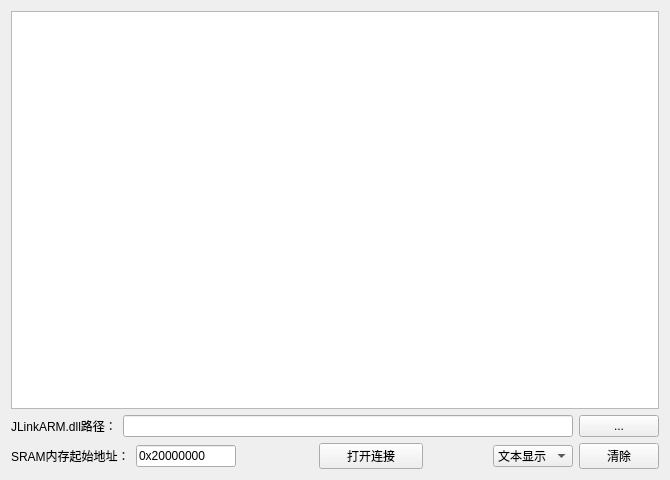
Qt form RTTView.ui (XIVN1987/RTTView) before a commit.
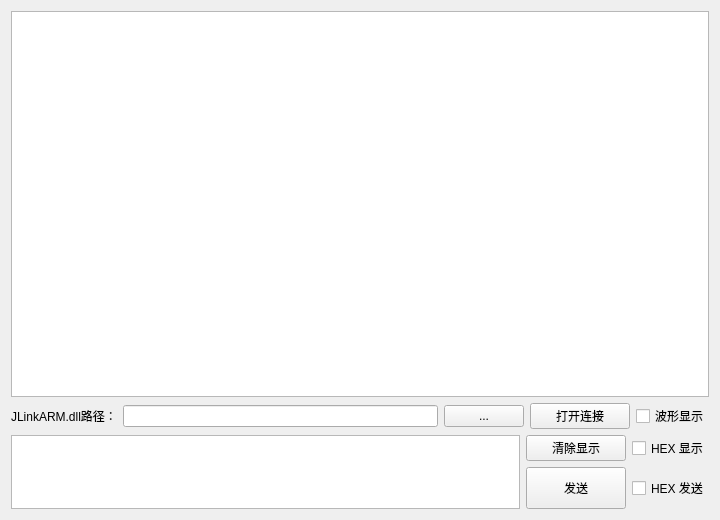
The same form after that commit. Icons and pictures are not drawn.

What changed in the file:
```diff
--- a/RTTView.ui
+++ b/RTTView.ui
@@ -7,8 +7,8 @@
    <rect>
     <x>0</x>
     <y>0</y>
-    <width>670</width>
-    <height>480</height>
+    <width>720</width>
+    <height>520</height>
    </rect>
   </property>
   <property name="sizePolicy">
@@ -24,10 +24,7 @@
    <iconset>
     <normaloff>Image/serial.ico</normaloff>Image/serial.ico</iconset>
   </property>
-  <layout class="QVBoxLayout" name="vLayout0">
-   <property name="spacing">
-    <number>6</number>
-   </property>
+  <layout class="QVBoxLayout" name="vLayout">
    <item>
     <widget class="QTextEdit" name="txtMain">
      <property name="frameShadow">
@@ -72,70 +69,17 @@
        </property>
       </widget>
      </item>
-    </layout>
-   </item>
-   <item>
-    <layout class="QHBoxLayout" name="hLayout2">
-     <item>
-      <widget class="QLabel" name="lblAddr">
-       <property name="text">
-        <string>SRAM内存起始地址：</string>
-       </property>
-      </widget>
-     </item>
-     <item>
-      <widget class="QLineEdit" name="linAddr">
-       <property name="sizePolicy">
-        <sizepolicy hsizetype="Fixed" vsizetype="Fixed">
-         <horstretch>0</horstretch>
-         <verstretch>0</verstretch>
-        </sizepolicy>
-       </property>
-       <property name="maximumSize">
-        <size>
-         <width>100</width>
-         <height>16777215</height>
-        </size>
-       </property>
-       <property name="text">
-        <string>0x20000000</string>
-       </property>
-      </widget>
-     </item>
-     <item>
-      <spacer name="hSpacer21">
-       <property name="orientation">
-        <enum>Qt::Horizontal</enum>
-       </property>
-       <property name="sizeHint" stdset="0">
-        <size>
-         <width>40</width>
-         <height>20</height>
-        </size>
-       </property>
-      </spacer>
-     </item>
-     <item>
-      <widget class="QLabel" name="lblStat">
-       <property name="text">
-        <string/>
-       </property>
-       <property name="pixmap">
-        <pixmap>Image/inclosing.png</pixmap>
-       </property>
-      </widget>
-     </item>
      <item>
       <widget class="QPushButton" name="btnOpen">
        <property name="sizePolicy">
-        <sizepolicy hsizetype="Fixed" vsizetype="Fixed">
+        <sizepolicy hsizetype="Minimum" vsizetype="Fixed">
          <horstretch>0</horstretch>
          <verstretch>0</verstretch>
         </sizepolicy>
        </property>
        <property name="minimumSize">
         <size>
-         <width>104</width>
+         <width>100</width>
          <height>0</height>
         </size>
        </property>
@@ -148,51 +92,56 @@
       </widget>
      </item>
      <item>
-      <spacer name="hSpacer22">
-       <property name="orientation">
-        <enum>Qt::Horizontal</enum>
+      <widget class="QCheckBox" name="chkWavShow">
+       <property name="text">
+        <string>波形显示</string>
        </property>
-       <property name="sizeType">
-        <enum>QSizePolicy::Expanding</enum>
-       </property>
-       <property name="sizeHint" stdset="0">
-        <size>
-         <width>40</width>
-         <height>20</height>
-        </size>
-       </property>
-      </spacer>
-     </item>
-     <item>
-      <widget class="QComboBox" name="cmbMode">
-       <property name="sizePolicy">
-        <sizepolicy hsizetype="Fixed" vsizetype="Fixed">
-         <horstretch>0</horstretch>
-         <verstretch>0</verstretch>
-        </sizepolicy>
-       </property>
-       <property name="minimumSize">
-        <size>
-         <width>80</width>
-         <height>0</height>
-        </size>
-       </property>
-       <item>
-        <property name="text">
-         <string>文本显示</string>
-        </property>
-       </item>
-       <item>
-        <property name="text">
-         <string>波形显示</string>
-        </property>
-       </item>
       </widget>
      </item>
-     <item>
+    </layout>
+   </item>
+   <item>
+    <layout class="QGridLayout" name="gLayout">
+     <item row="0" column="1">
       <widget class="QPushButton" name="btnClear">
+       <property name="minimumSize">
+        <size>
+         <width>100</width>
+         <height>0</height>
+        </size>
+       </property>
        <property name="text">
-        <string>清除</string>
+        <string>清除显示</string>
+       </property>
+      </widget>
+     </item>
+     <item row="0" column="0" rowspan="2">
+      <widget class="QTextEdit" name="txtSend"/>
+     </item>
+     <item row="0" column="2">
+      <widget class="QCheckBox" name="chkHEXShow">
+       <property name="text">
+        <string>HEX 显示</string>
+       </property>
+      </widget>
+     </item>
+     <item row="1" column="2">
+      <widget class="QCheckBox" name="chkHEXSend">
+       <property name="text">
+        <string>HEX 发送</string>
+       </property>
+      </widget>
+     </item>
+     <item row="1" column="1">
+      <widget class="QPushButton" name="btnSend">
+       <property name="minimumSize">
+        <size>
+         <width>100</width>
+         <height>42</height>
+        </size>
+       </property>
+       <property name="text">
+        <string>发送</string>
        </property>
       </widget>
      </item>
```
Left out of the diff: 2 changed lines with no effect on the pictures.
